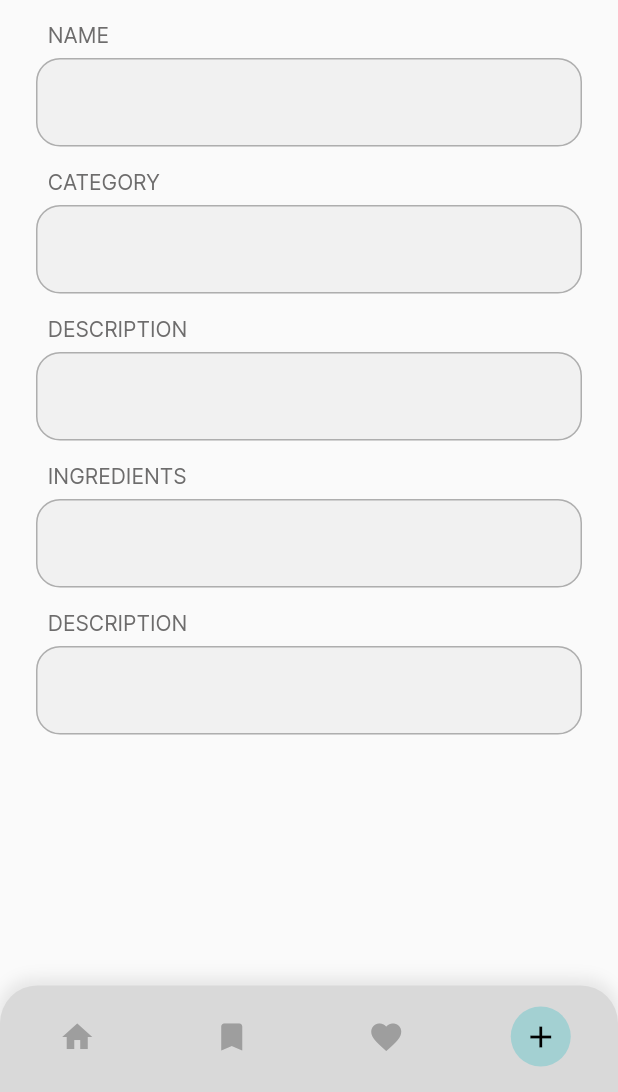
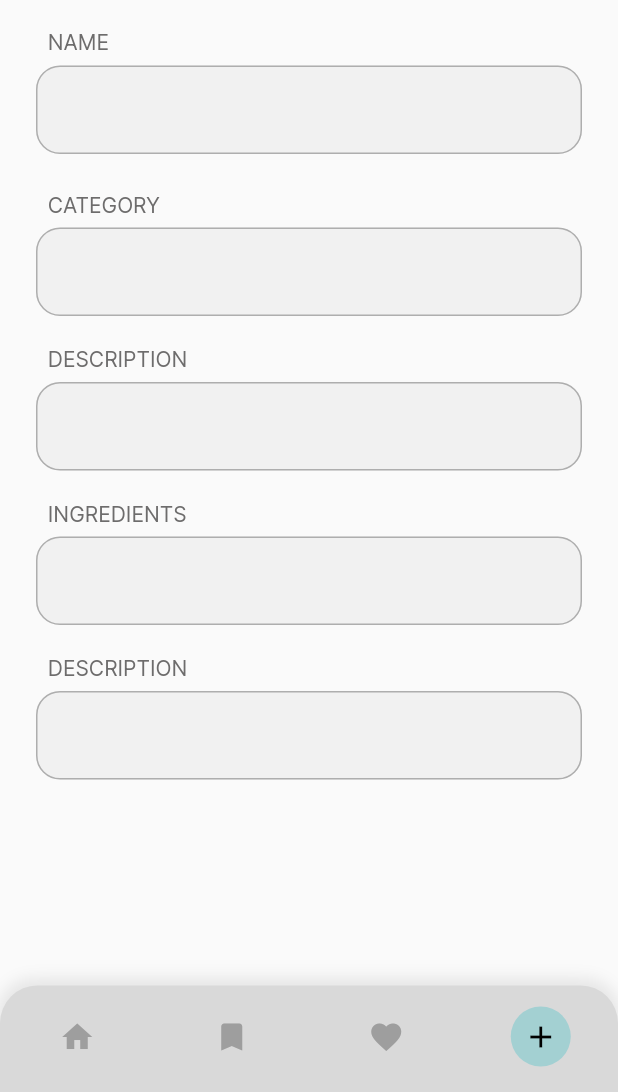
Before and after one commit to mostafaramadanhamed/rcipe_app, a Flutter app: the screen it shows after launch, item 4 of the bottom bar chosen, on a phone screen of 412 x 824 dp, the part 144-1236 px from its top. Run offline on Flutter 3.47's test engine with Material 2 defaults, Android fonts, the phone set to English and light mode, and no system bars; network calls fail.

Commit message:
ediiiit2

```diff
--- a/lib/presentation/screens/new_recipe_screen.dart
+++ b/lib/presentation/screens/new_recipe_screen.dart
@@ -20,35 +20,35 @@ class NewRecipeScreen extends StatelessWidget {
               height: size.height/12,
             ),
           Center(child: buildTextTitle(AppString.kAddRecipeTitle)),
-          const SizedBox(height: 15,),
+          const SizedBox(height: 20,),
           const Text("  NAME",style: TextStyle(
             fontSize: 14,
             fontWeight: FontWeight.w500,color: AppColor.kTextInNewColor,
           ),),
             const SizedBox(height: 7,),
           const CustomTextFiled(hint: ' '),
-            const SizedBox(height: 15,),
+            const SizedBox(height: 25,),
             const Text("  CATEGORY",style: TextStyle(
               fontSize: 14,
               fontWeight: FontWeight.w500,color: AppColor.kTextInNewColor,
             ),),
             const SizedBox(height: 7,),
             const CustomTextFiled(hint: ' '),
-            const SizedBox(height: 15,),
+            const SizedBox(height: 20,),
             const Text("  DESCRIPTION",style: TextStyle(
               fontSize: 14,
               fontWeight: FontWeight.w500,color: AppColor.kTextInNewColor,
             ),),
             const SizedBox(height: 7,),
             const CustomTextFiled(hint: ' '),
-            const SizedBox(height: 15,),
+            const SizedBox(height: 20,),
             const Text("  INGREDIENTS",style: TextStyle(
               fontSize: 14,
               fontWeight: FontWeight.w500,color: AppColor.kTextInNewColor,
             ),),
             const SizedBox(height: 7,),
             const CustomTextFiled(hint: ' '),
-            const SizedBox(height: 15,),
+            const SizedBox(height: 20,),
             const Text("  DESCRIPTION",style: TextStyle(
               fontSize: 14,
               fontWeight: FontWeight.w500,color: AppColor.kTextInNewColor,
```
